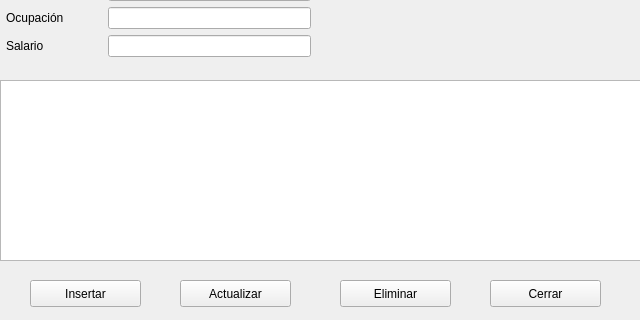
Qt form Vista/ui/CRUD_clientes.ui (Kronos5544/SGBG) before a commit; both pictures show x 0 to 640 and y 160 to 480 of the 640 by 480 pixel window.
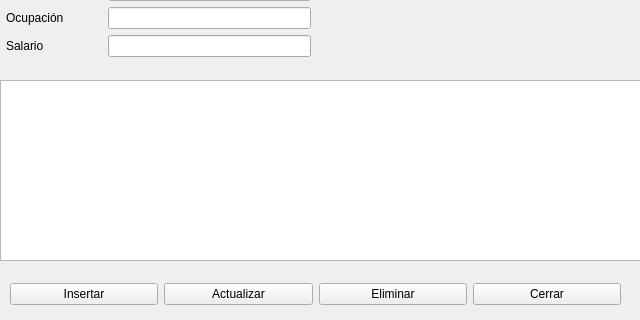
The same form after that commit.

Commit message: La vista y el presentador de opción CRUD/Comercial/ ha sido creado y ya cargan la ventana de gestión

Diff of the .ui file:
```diff
--- a/Vista/ui/CRUD_clientes.ui
+++ b/Vista/ui/CRUD_clientes.ui
@@ -117,58 +117,6 @@
     </item>
    </layout>
   </widget>
-  <widget class="QPushButton" name="btn_eliminar">
-   <property name="geometry">
-    <rect>
-     <x>340</x>
-     <y>440</y>
-     <width>111</width>
-     <height>27</height>
-    </rect>
-   </property>
-   <property name="text">
-    <string>Eliminar</string>
-   </property>
-  </widget>
-  <widget class="QPushButton" name="btn_cerrar">
-   <property name="geometry">
-    <rect>
-     <x>490</x>
-     <y>440</y>
-     <width>111</width>
-     <height>27</height>
-    </rect>
-   </property>
-   <property name="text">
-    <string>Cerrar</string>
-   </property>
-  </widget>
-  <widget class="QPushButton" name="btn_insertar">
-   <property name="geometry">
-    <rect>
-     <x>30</x>
-     <y>440</y>
-     <width>111</width>
-     <height>27</height>
-    </rect>
-   </property>
-   <property name="text">
-    <string>Insertar</string>
-   </property>
-  </widget>
-  <widget class="QPushButton" name="btn_actualizar">
-   <property name="geometry">
-    <rect>
-     <x>180</x>
-     <y>440</y>
-     <width>111</width>
-     <height>27</height>
-    </rect>
-   </property>
-   <property name="text">
-    <string>Actualizar</string>
-   </property>
-  </widget>
   <widget class="QTableWidget" name="tabla">
    <property name="geometry">
     <rect>
@@ -185,6 +133,46 @@
     <bool>true</bool>
    </property>
   </widget>
+  <widget class="QWidget" name="">
+   <property name="geometry">
+    <rect>
+     <x>10</x>
+     <y>440</y>
+     <width>611</width>
+     <height>29</height>
+    </rect>
+   </property>
+   <layout class="QHBoxLayout" name="horizontalLayout">
+    <item>
+     <widget class="QPushButton" name="btn_insertar">
+      <property name="text">
+       <string>Insertar</string>
+      </property>
+     </widget>
+    </item>
+    <item>
+     <widget class="QPushButton" name="btn_actualizar">
+      <property name="text">
+       <string>Actualizar</string>
+      </property>
+     </widget>
+    </item>
+    <item>
+     <widget class="QPushButton" name="btn_eliminar">
+      <property name="text">
+       <string>Eliminar</string>
+      </property>
+     </widget>
+    </item>
+    <item>
+     <widget class="QPushButton" name="btn_cerrar">
+      <property name="text">
+       <string>Cerrar</string>
+      </property>
+     </widget>
+    </item>
+   </layout>
+  </widget>
  </widget>
  <resources/>
  <connections/>
```
The commit also changes 5 other files.
